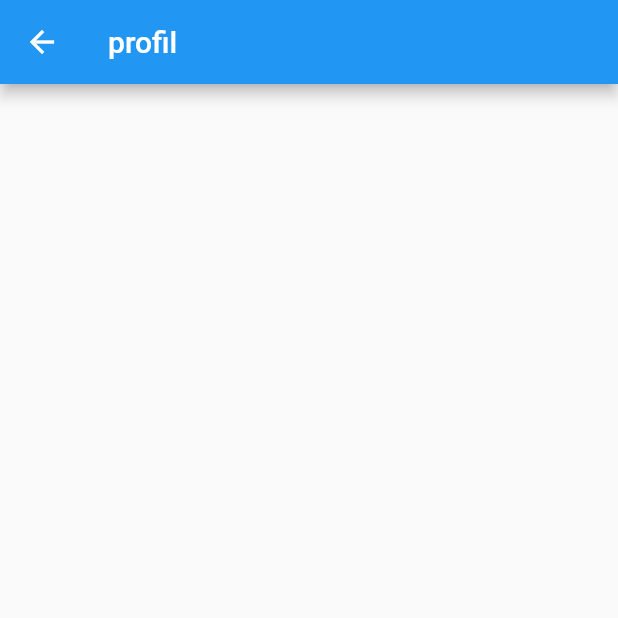
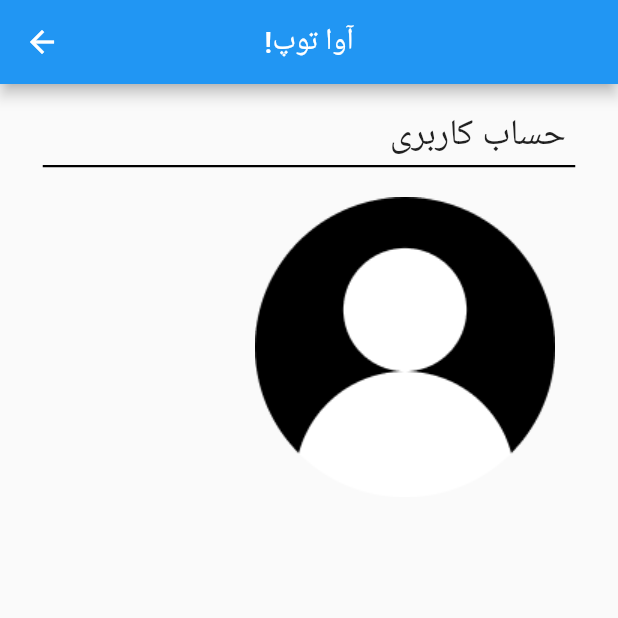
Before and after one commit to aidinasgary/avatoop, a Flutter app: the ProfileScreen screen opened by its route, on a phone screen of 412 x 824 dp, the top half of it. Run offline on Flutter 3.47's test engine with Material 2 defaults, Android fonts, the phone set to English and light mode, and no system bars; Roboto replaces fonts that are missing (Dubai).

```diff
--- a/lib/ui/profile_screen.dart
+++ b/lib/ui/profile_screen.dart
@@ -13,9 +13,44 @@ class _ProfileScreenState extends State<ProfileScreen> {
   Widget build(BuildContext context) {
     return Scaffold(
       appBar: AppBar(
-        title: Text(
-          'profil'
+        title: Text("آوا توپ!",
+          textDirection: TextDirection.rtl, style: TextStyle(fontFamily: 'Dubai'),
         ),
+        centerTitle: true,
+      ),
+      body: Column(
+        children: [
+          Container(
+            margin: const EdgeInsets.only(top: 17, left: 225),
+            child: Text("حساب کاربری",
+              style: TextStyle(fontSize: 24, fontFamily: 'Dubai'),
+              textDirection: TextDirection.rtl,
+            ),
+          ),
+          Container(
+            margin: EdgeInsets.only(top: 4),
+            width: 355,
+            height: 1.5,
+            color: Colors.black,
+          ),
+          Container(
+            child: Row(
+              children: [
+                Container(
+                  margin: EdgeInsets.only(top: 20, left: 170),
+                  child: Image(image: AssetImage("assets/images/profile.png")),
+                ),
+                Column(
+                  children: [
+                    Container(),
+                    Container(),
+                    Container()
+                  ],
+                ),
+              ],
+            ),
+          )
+        ],
       ),
     );
   }
--- a/pubspec.yaml
+++ b/pubspec.yaml
@@ -51,6 +51,11 @@ dev_dependencies:
 
 # The following section is specific to Flutter packages.
 flutter:
+  fonts:
+    - family: Dubai
+      fonts:
+        - asset: assets/fonts/dubai-medium.ttf
+          weight: 700
 
   # The following line ensures that the Material Icons font is
   # included with your application, so that you can use the icons in
```
Also changed, not shown: assets/fonts/DUBAI-BOLD.TTF (added), assets/fonts/DUBAI-LIGHT.TTF (added), assets/fonts/DUBAI-MEDIUM.TTF (added), assets/fonts/DUBAI-REGULAR.TTF (added), assets/images/profile.png (added), pubspec.lock.
